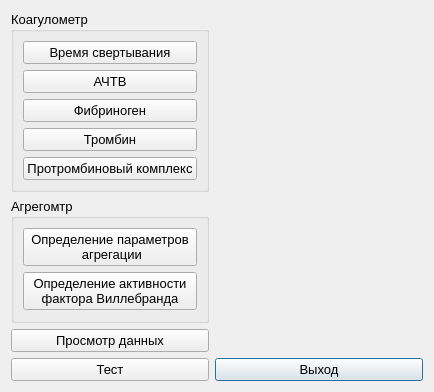
Above: choisedialog/choisedialog.ui from krang4d/Agrekola before the change. Below: the same form after it.
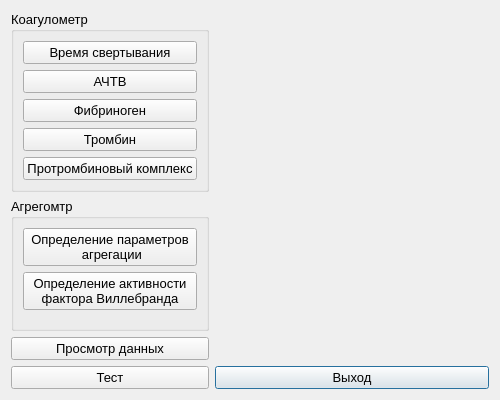
That is the form after the change. Custom widgets are drawn as their Qt base class.

```diff
--- a/choisedialog/choisedialog.ui
+++ b/choisedialog/choisedialog.ui
@@ -6,8 +6,8 @@
    <rect>
     <x>0</x>
     <y>0</y>
-    <width>434</width>
-    <height>392</height>
+    <width>500</width>
+    <height>400</height>
    </rect>
   </property>
   <property name="font">
```
